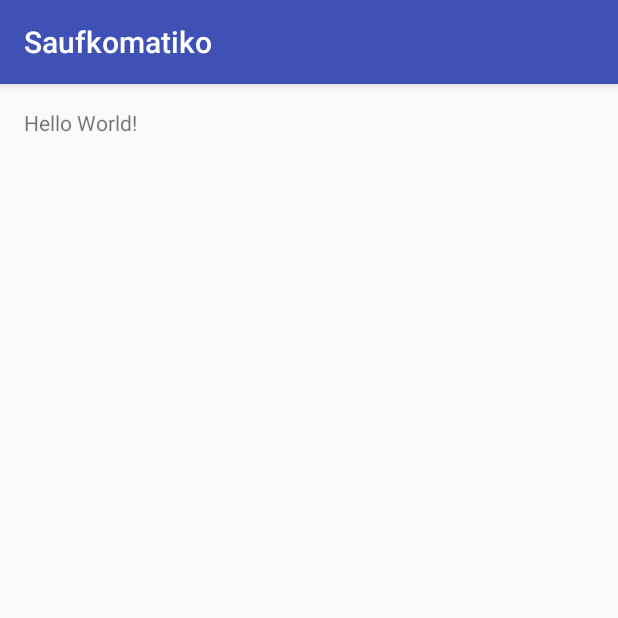
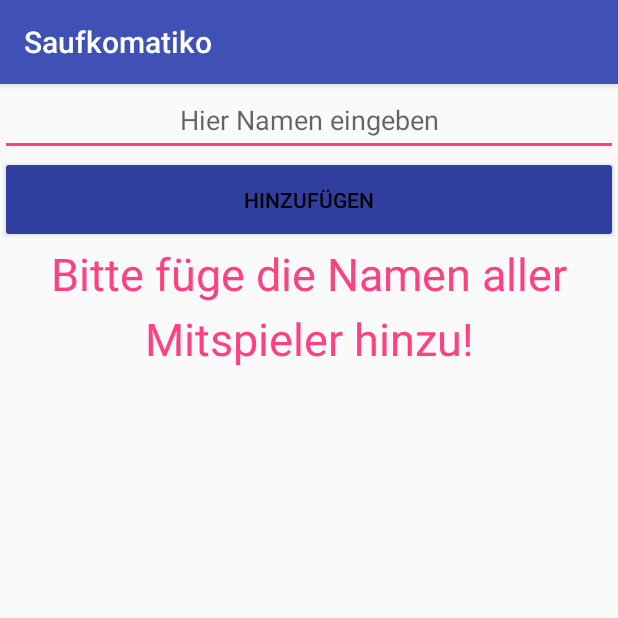
Before and after one commit to BlackCritical/App-1, an Android app: the screen it shows after launch (MainActivity), on a phone screen of 412 x 824 dp, the top half of it. Run offline under Robolectric (Android 15) with nearby library versions, the phone set to English and light mode, and no system bars.

Commit message:
First Patch

```diff
--- a/app/src/main/res/layout/activity_main.xml
+++ /dev/null
@@ -1,17 +0,0 @@
-<?xml version="1.0" encoding="utf-8"?>
-<RelativeLayout xmlns:android="http://schemas.android.com/apk/res/android"
-    xmlns:tools="http://schemas.android.com/tools"
-    android:id="@+id/activity_main"
-    android:layout_width="match_parent"
-    android:layout_height="match_parent"
-    android:paddingBottom="@dimen/activity_vertical_margin"
-    android:paddingLeft="@dimen/activity_horizontal_margin"
-    android:paddingRight="@dimen/activity_horizontal_margin"
-    android:paddingTop="@dimen/activity_vertical_margin"
-    tools:context="com.example.leander.saufkomatiko.MainActivity">
-
-    <TextView
-        android:layout_width="wrap_content"
-        android:layout_height="wrap_content"
-        android:text="Hello World!" />
-</RelativeLayout>
--- /dev/null
+++ b/app/src/main/res/layout/listlayout.xml
@@ -0,0 +1,5 @@
+<?xml version="1.0" encoding="utf-8"?>
+<TextView xmlns:android="http://schemas.android.com/apk/res/android"
+    android:orientation="vertical" android:layout_width="match_parent"
+    android:layout_height="match_parent">
+</TextView>
--- a/app/src/main/res/layout/menu.xml
+++ b/app/src/main/res/layout/menu.xml
@@ -1,5 +1,6 @@
 <?xml version="1.0" encoding="utf-8"?>
 <LinearLayout xmlns:android="http://schemas.android.com/apk/res/android"
+    xmlns:tools="http://schemas.android.com/tools"
     android:orientation="vertical" android:layout_width="match_parent"
     android:layout_height="match_parent"
     android:weightSum="1">
@@ -14,13 +15,30 @@
 
     <Button
         android:text="@string/hinzuf_gen"
+        android:onClick="coolerClicker"
         android:layout_width="match_parent"
         android:layout_height="wrap_content"
         android:id="@+id/add"
-        android:layout_weight="0.05" />
+        android:layout_weight="0.05"
+        android:textColor="@android:color/black"
+        android:backgroundTint="@color/colorPrimaryDark" />
+
+    <TextView
+        android:text="@string/bitte_f_ge_die_namen_aller_mitspieler_hinzu"
+        android:layout_width="match_parent"
+        android:layout_height="wrap_content"
+        android:id="@+id/textView2"
+        android:layout_weight="0.10"
+        tools:text="Bitte füge die Namen aller Mitspieler hinzu!"
+        android:textAppearance="@style/TextAppearance.AppCompat.Large"
+        android:textAlignment="center"
+        android:textSize="30sp"
+        android:lineSpacingExtra="8sp"
+        android:fontFamily="sans-serif"
+        android:textColor="@color/colorAccent" />
 
     <ListView
+        android:id="@+id/textView"
         android:layout_width="match_parent"
-        android:layout_height="match_parent"
-        android:layout_weight="0.05" />
+        android:layout_height="379dp" />
 </LinearLayout>
--- a/app/src/main/res/values/colors.xml
+++ b/app/src/main/res/values/colors.xml
@@ -1,6 +1,6 @@
 <?xml version="1.0" encoding="utf-8"?>
 <resources>
     <color name="colorPrimary">#3F51B5</color>
-    <color name="colorPrimaryDark">#303F9F</color>
-    <color name="colorAccent">#FF4081</color>
+    <color name="colorPrimaryDark">#303f9f</color>
+    <color name="colorAccent">#ff4081</color>
 </resources>
--- a/app/src/main/res/values/strings.xml
+++ b/app/src/main/res/values/strings.xml
@@ -2,4 +2,5 @@
     <string name="app_name">Saufkomatiko</string>
     <string name="hier_namen_eingeben">Hier Namen eingeben</string>
     <string name="hinzuf_gen">Hinzufügen</string>
+    <string name="bitte_f_ge_die_namen_aller_mitspieler_hinzu">Bitte füge die Namen aller Mitspieler hinzu!</string>
 </resources>
```
Also changed, not shown: app/src/main/java/com/example/leander/saufkomatiko/MainActivity.java (+58 -3 lines), app/src/main/java/com/example/leander/saufkomatiko/adapter/MeinAdapterino.java (added, +41 -0 lines), app/src/main/res/layout/stackoverflow.xml (added, +20 -0 lines), 1 other file.
